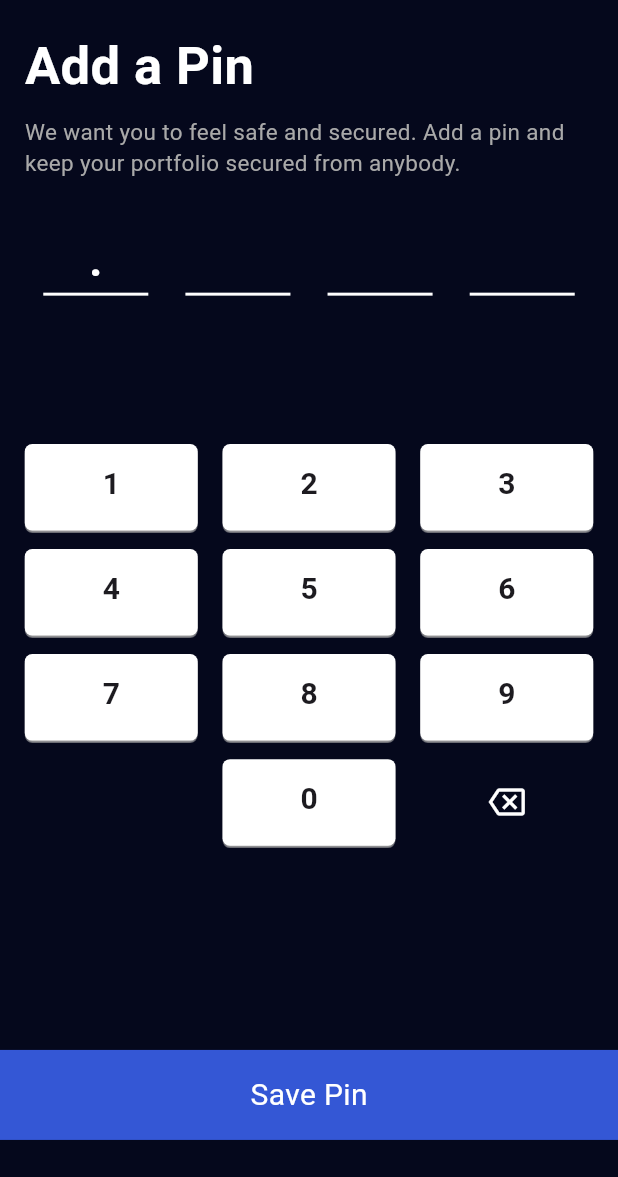
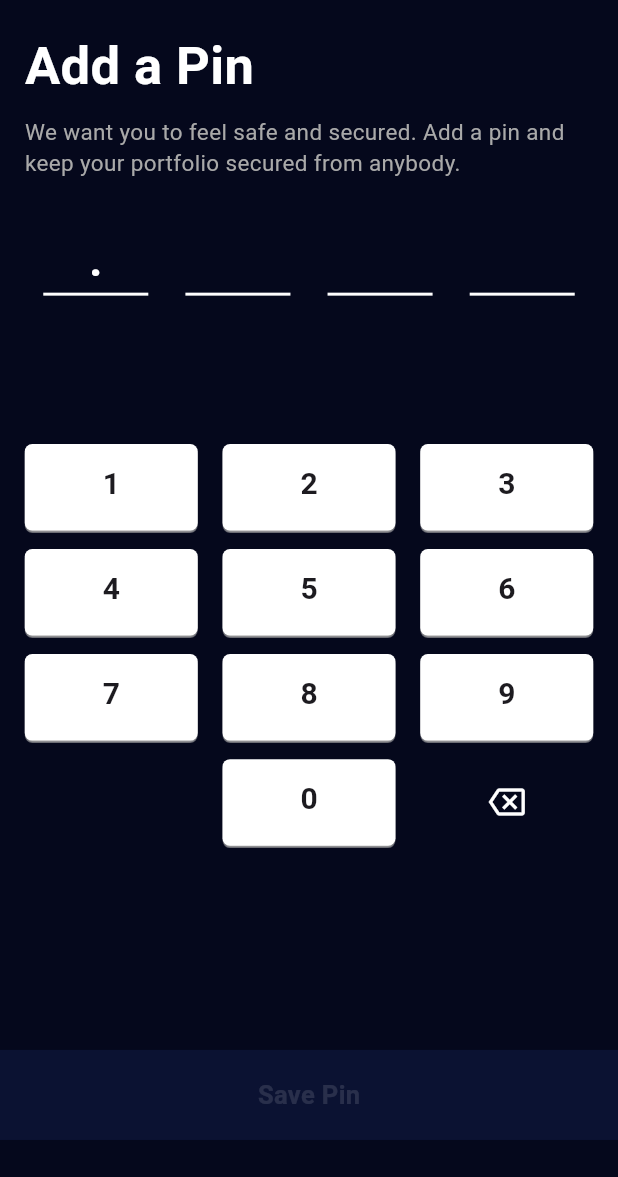
Before and after one commit to Shadrach01/coin_app, a Flutter app: the AddPinScreen screen opened directly, after a tap on an icon or button, on a phone screen of 412 x 824 dp, the part 59-1236 px from its top. Run offline on Flutter 3.47's test engine with Material 3 defaults, Android fonts, the phone set to English and light mode, and no system bars; our stand-ins replace flutter_riverpod, get, riverpod_annotation, supabase_flutter; accounts and stored records are empty; generated files the repository leaves out were written again.

Commit message:
Worked and finished on the sign up method

```diff
--- a/lib/core/commons/widgets/app_container.dart
+++ b/lib/core/commons/widgets/app_container.dart
@@ -3,15 +3,20 @@ import 'package:flutter/material.dart';
 
 class AppContainer extends StatelessWidget {
   final double? height, width, radius;
-  final Color? containerColor;
-  final Widget child;
+  final Color? enabledColor, disabledColor;
+  final bool isEnabled;
+
+  final Widget? child;
+
   const AppContainer({
     super.key,
     this.height = 60,
     this.width,
     this.radius = 20,
-    this.containerColor = ColorRes.appBlue,
-    required this.child,
+    this.enabledColor = ColorRes.appBlue,
+    this.disabledColor = ColorRes.appBlue,
+    this.child,
+    this.isEnabled = true,
   });
 
   @override
@@ -20,10 +25,14 @@ class AppContainer extends StatelessWidget {
       height: height,
       width: width,
       decoration: BoxDecoration(
-        color: containerColor,
+        color: isEnabled
+            ? enabledColor
+            : disabledColor?.withOpacity(.12),
         borderRadius: BorderRadius.circular(radius!),
       ),
-      child: Center(child: child),
+      child: Center(
+        child: child,
+      ),
     );
   }
 }
--- a/lib/core/commons/widgets/app_text_fields.dart
+++ b/lib/core/commons/widgets/app_text_fields.dart
@@ -76,8 +76,7 @@ class _AppTextFieldState extends State<AppTextField> {
   @override
   Widget build(BuildContext context) {
     return AppContainer(
-      containerColor:
-          widget.containerColor ?? ColorRes.appTransparent,
+      enabledColor: widget.containerColor ?? ColorRes.appTransparent,
       child: TextFormField(
         controller: widget.controller,
         focusNode: _focusNode,
--- a/lib/features/auth/sign_up/presentation/add_pin/presentation/view/add_pin_screen.dart
+++ b/lib/features/auth/sign_up/add_pin/presentation/view/add_pin_screen.dart
@@ -1,5 +1,5 @@
 import 'package:coin_app/core/utils/color_res.dart';
-import 'package:coin_app/features/auth/sign_up/presentation/add_pin/presentation/widgets/add_pin_screen_widgets.dart';
+import 'package:coin_app/features/auth/sign_up/add_pin/presentation/widgets/add_pin_screen_widgets.dart';
 import 'package:flutter/material.dart';
 
 class AddPinScreen extends StatelessWidget {
--- a/lib/features/auth/sign_up/presentation/add_pin/presentation/widgets/add_pin_screen_widgets.dart
+++ b/lib/features/auth/sign_up/add_pin/presentation/widgets/add_pin_screen_widgets.dart
@@ -1,20 +1,29 @@
+import 'package:coin_app/core/commons/global_loader/global_loader.dart';
 import 'package:coin_app/core/commons/widgets/app_container.dart';
 import 'package:coin_app/core/commons/widgets/custom_app_bar.dart';
 import 'package:coin_app/core/utils/color_res.dart';
 import 'package:coin_app/core/utils/image_res.dart';
 import 'package:coin_app/core/utils/text_res.dart';
-import 'package:coin_app/features/auth/sign_up/presentation/add_pin/presentation/widgets/pin_entry_widget.dart';
+import 'package:coin_app/features/auth/sign_up/provider/controller/sign_up_controller.dart';
 import 'package:flutter/material.dart';
+import 'package:flutter_riverpod/flutter_riverpod.dart';
 import 'package:get/get.dart';
 
-class AddPinScreenWidgets extends StatelessWidget {
+import 'pin_entry_widget.dart';
+
+class AddPinScreenWidgets extends ConsumerWidget {
   AddPinScreenWidgets({super.key});
-  final PageController controller = PageController();
+  final SignUpController _controller = SignUpController();
+  final PageController _pageController = PageController();
 
   @override
-  Widget build(BuildContext context) {
+  Widget build(BuildContext context, WidgetRef ref) {
     final height = MediaQuery.of(context).size.height;
     final width = MediaQuery.of(context).size.width;
+
+    final isPinFilled = _controller.pinIsFilled(ref);
+
+    final isLoading = ref.watch(appLoaderProvider);
     return SafeArea(
       child: SizedBox(
         height: height,
@@ -60,19 +69,34 @@ class AddPinScreenWidgets extends StatelessWidget {
                     ),
                     SizedBox(height: height * .02),
                     PinEntryWidget(
-                      pageController: controller,
+                      pageController: _pageController,
                     ),
                   ],
                 ),
               ),
-              AppContainer(
-                radius: 0,
-                child: Text(
-                  "Save Pin",
-                  style: TextStyle(
-                    color: ColorRes.appWhite,
-                    fontSize: 20,
-                  ),
+              GestureDetector(
+                onTap: () {
+                  isPinFilled
+                      ? _controller.addPinToDatabase(ref)
+                      : null;
+                },
+                child: AppContainer(
+                  radius: 0,
+                  isEnabled: isPinFilled,
+                  child: isLoading
+                      ? CircularProgressIndicator(
+                          backgroundColor: ColorRes.appWhite,
+                        )
+                      : Text(
+                          "Save Pin",
+                          style: TextStyle(
+                            color: isPinFilled
+                                ? ColorRes.appWhite
+                                : ColorRes.appWhite.withOpacity(.12),
+                            fontSize: 17,
+                            fontWeight: FontWeight.bold,
+                          ),
+                        ),
                 ),
               ),
             ],
--- a/lib/features/auth/sign_up/presentation/add_pin/presentation/widgets/pin_entry_widget.dart
+++ b/lib/features/auth/sign_up/add_pin/presentation/widgets/pin_entry_widget.dart
@@ -1,4 +1,5 @@
 import 'package:coin_app/core/utils/color_res.dart';
+import 'package:coin_app/features/auth/sign_up/provider/state_and_notifier/sign_up_state_notifier.dart';
 import 'package:flutter/material.dart';
 import 'package:flutter_riverpod/flutter_riverpod.dart';
 
@@ -15,13 +16,15 @@ class PinEntryWidget extends ConsumerStatefulWidget {
 }
 
 class _PinEntryWidgetState extends ConsumerState<PinEntryWidget> {
-  String enteredPin = ""; // Holds the entered PIN
-  List<String> enteredPinList = [];
+  // String enteredPin = ""; // Holds the entered PIN
+  // List<String> enteredPinList = [];
 
   @override
   Widget build(BuildContext context) {
     final height = MediaQuery.of(context).size.height;
     final width = MediaQuery.of(context).size.width;
+
+    final pin = ref.watch(signUpNotifierProvider).uiPin;
     return Column(
       mainAxisAlignment: MainAxisAlignment.center,
       children: [
@@ -44,9 +47,7 @@ class _PinEntryWidgetState extends ConsumerState<PinEntryWidget> {
                 ),
                 child: Center(
                   child: Text(
-                    index < enteredPinList.length
-                        ? enteredPinList[index]
-                        : "",
+                    index < pin.length ? pin[index] : "",
                     style: TextStyle(
                       fontSize: 30,
                       fontWeight: FontWeight.bold,
@@ -65,48 +66,19 @@ class _PinEntryWidgetState extends ConsumerState<PinEntryWidget> {
         Padding(
           padding: const EdgeInsets.only(bottom: 30.0),
           child: _numberRows(
-              ref: ref,
-              context: context,
-              onTap: (number) {
-                if (enteredPinList.length < 4) {
-                  setState(() {
-                    enteredPinList.add(number
-                        .toString()); // Add selected number to PIN
-                  });
-                }
-                Future.delayed(const Duration(milliseconds: 300), () {
-                  setState(() {
-                    int lastIndex = enteredPinList.length - 1;
-                    // Replace the number with a dot
-                    enteredPinList[lastIndex] = ".";
-                  });
-                });
-                // setState(() {
-                //   if (enteredPin.length < 4) {
-                //     enteredPin += number.toString();
-                //     //
-                //     //   ref
-                //     //       .read(registrationState.notifier)
-                //     //       .onPasscodeChanged(enteredPin);
-                //   }
-                //   if (enteredPin.length == 4) {
-                //     widget.pageController.nextPage(
-                //         duration: const Duration(milliseconds: 200),
-                //         curve: Curves.ease);
-                //   }
-                // });
-              },
-              onCancel: () {
-                setState(() {
-                  if (enteredPinList.isNotEmpty) {
-                    enteredPinList
-                        .removeLast(); // Remove the last digit from the enteredPin
-                    // ref
-                    //     .read(registrationState.notifier)
-                    //     .onPasscodeChanged(enteredPin);
-                  }
-                });
-              }),
+            ref: ref,
+            context: context,
+            onTap: (number) {
+              ref
+                  .read(signUpNotifierProvider.notifier)
+                  .addDigitToPin(number.toString());
+            },
+            onCancel: () {
+              ref
+                  .read(signUpNotifierProvider.notifier)
+                  .removeLastDigitFromPin();
+            },
+          ),
         ),
       ],
     );
--- a/lib/features/auth/sign_up/provider/state_and_notifier/sign_up_state.dart
+++ b/lib/features/auth/sign_up/provider/state_and_notifier/sign_up_state.dart
@@ -2,22 +2,26 @@ class SignUpState {
   final String email;
   final String password;
   final String pin;
+  final String uiPin; // What will be displayed in the UI
 
   SignUpState({
     this.email = '',
     this.password = '',
     this.pin = '',
+    this.uiPin = '',
   });
 
   SignUpState copyWith({
     String? email,
     String? password,
     String? pin,
+    String? uiPin,
   }) {
     return SignUpState(
       email: email ?? this.email,
       password: password ?? this.password,
       pin: pin ?? this.pin,
+      uiPin: uiPin ?? this.uiPin,
     );
   }
 }
--- a/lib/features/auth/sign_up/provider/state_and_notifier/sign_up_state_notifier.dart
+++ b/lib/features/auth/sign_up/provider/state_and_notifier/sign_up_state_notifier.dart
@@ -19,8 +19,53 @@ class SignUpNotifier extends StateNotifier<SignUpState> {
     state = state.copyWith(password: password);
   }
 
-  void onPinChanged(String pin) {
-    state = state.copyWith(pin: pin);
+  // Add digit to PIN
+  void addDigitToPin(String digit) {
+    if (state.pin.length < 4) {
+      String newPin = state.pin + digit;
+
+      print("New pin: $newPin");
+
+      // Update the UI
+      String newUiPin =
+          state.uiPin + digit; // Temporarily show the number
+      state = state.copyWith(
+        pin: newPin,
+        uiPin: newUiPin,
+      );
+      // Print the actual PIN for backend purposes
+      print("Actual PIN: $newPin");
+
+      print("Ui pin: $newUiPin");
+
+      // Delay to replace the last digit with a dot in the UI
+      Future.delayed(const Duration(milliseconds: 300), () {
+        String obscuredPin = newUiPin.replaceRange(
+          newUiPin.length - 1,
+          newUiPin.length,
+          '.',
+        );
+
+        state = state.copyWith(uiPin: obscuredPin);
+      });
+    }
+  }
+
+  // Remove the last digit from PIN
+  void removeLastDigitFromPin() {
+    if (state.pin.isNotEmpty) {
+      String newActualPin =
+          state.pin.substring(0, state.pin.length - 1);
+      String newUiPin =
+          state.uiPin.substring(0, state.uiPin.length - 1);
+
+      state = state.copyWith(
+        pin: newActualPin,
+        uiPin: newUiPin,
+      );
+
+      print("Actual PIN after removal: $newActualPin");
+    }
   }
 }
 
--- a/lib/features/onboarding/presentation/widgets/onboarding_screen_widgets.dart
+++ b/lib/features/onboarding/presentation/widgets/onboarding_screen_widgets.dart
@@ -53,6 +53,7 @@ class OnboardingScreenWidgets extends StatelessWidget {
               child: AppContainer(
                 height: height * .05,
                 width: width * .4,
+                isEnabled: true,
                 radius: 40,
                 child: Text(
                   'Sign In',
@@ -69,7 +70,7 @@ class OnboardingScreenWidgets extends StatelessWidget {
               child: AppContainer(
                 height: height * .05,
                 width: width * .4,
-                containerColor: ColorRes.appTransparent,
+                enabledColor: ColorRes.appTransparent,
                 radius: 40,
                 child: Text(
                   'Sign Up',
```
Also changed, not shown: lib/features/auth/log_in/presentation/widgets/log_in_screen_widgets.dart (+11 -12 lines), lib/features/auth/sign_up/presentation/widget/sign_up_screen_widgets.dart (+40 -11 lines), lib/features/auth/sign_up/provider/controller/sign_up_controller.dart (+84 -13 lines).
